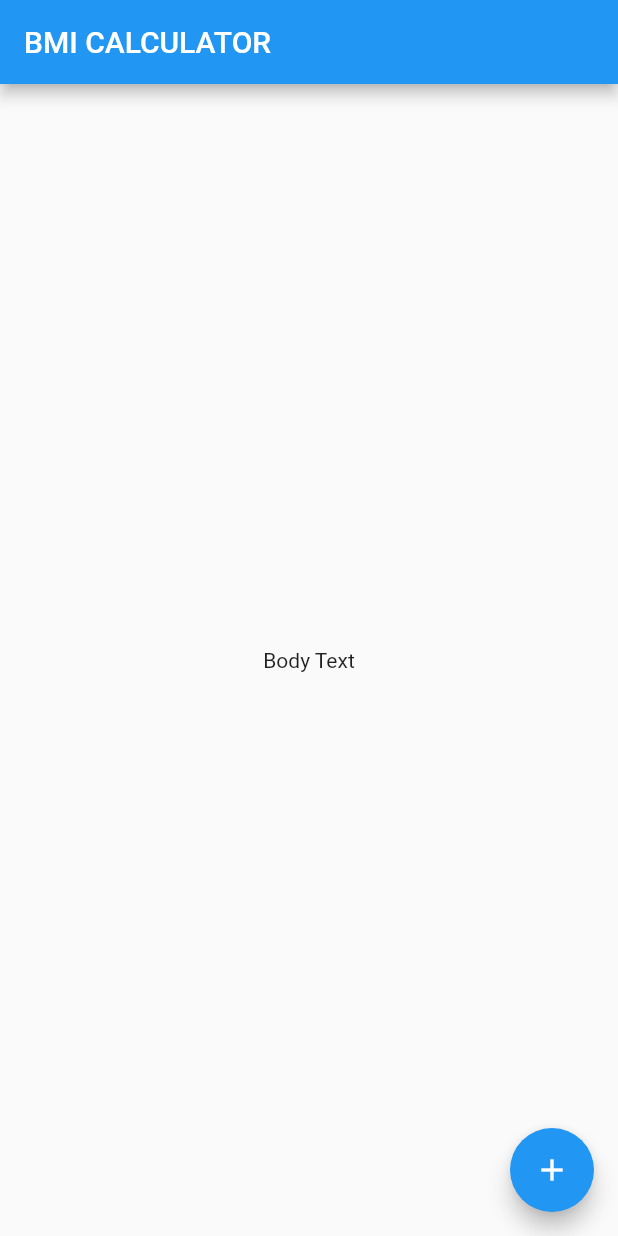
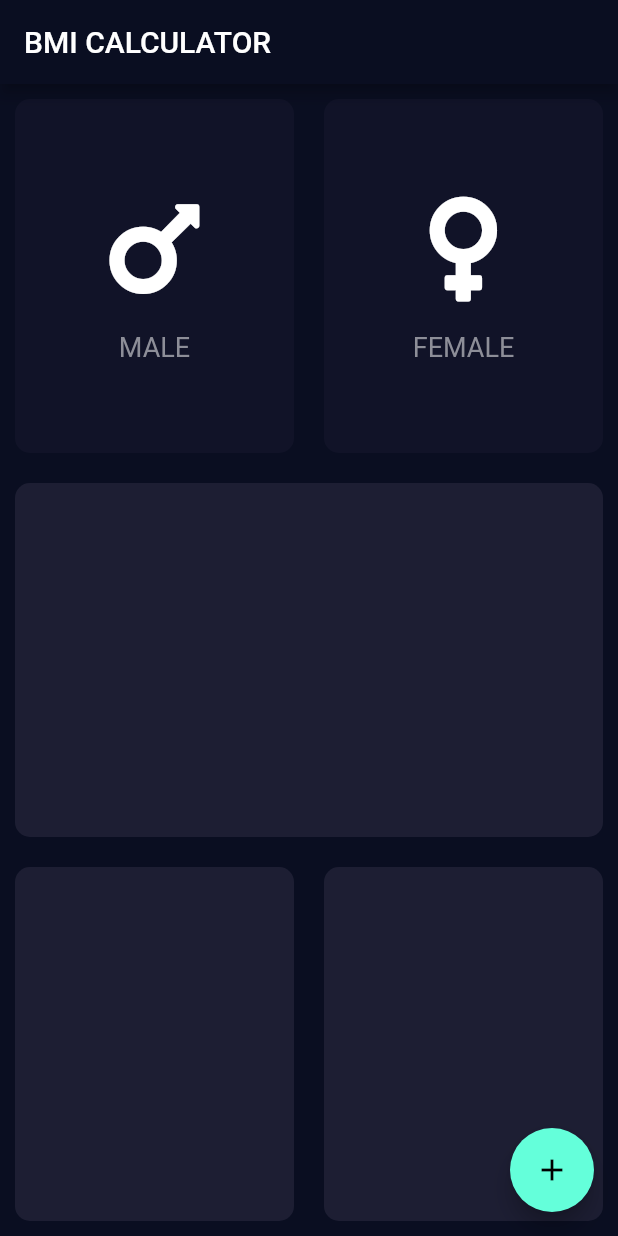
Before and after one commit to nabilgouri/BMI-application-calculator, a Flutter app: the screen it shows after launch, on a phone screen of 412 x 824 dp. Run offline on Flutter 3.47's test engine with Material 2 defaults, Android fonts, the phone set to English and light mode, and no system bars; our stand-ins replace font_awesome_flutter.

Commit message:
did some code refactor

```diff
--- /dev/null
+++ b/lib/custom_widgets.dart
@@ -0,0 +1,50 @@
+import 'package:flutter/material.dart';
+
+class container_child_reusable extends StatelessWidget {
+  container_child_reusable({@required this.text, @required this.icon});
+  final List<Widget> list_wid = [];
+  final String text;
+  final IconData icon;
+  final Color inactiveclr = Color(0xFF111328);
+
+  @override
+  Widget build(BuildContext context) {
+    return Column(
+      mainAxisAlignment: MainAxisAlignment.center,
+      children: [
+        Icon(
+          icon,
+          size: 80.0,
+        ),
+        SizedBox(
+          height: 15.0,
+        ),
+        Text(
+          text,
+          style: TextStyle(
+            color: Color(0xFF8D8E98),
+            fontSize: 18,
+          ),
+        )
+      ],
+    );
+  }
+}
+
+class custom_container extends StatelessWidget {
+  custom_container({@required this.clr, this.child_cont});
+  final Color clr;
+
+  final Widget child_cont;
+  @override
+  Widget build(BuildContext context) {
+    return Container(
+      child: child_cont,
+      margin: EdgeInsets.all(10.0),
+      decoration: BoxDecoration(
+        color: clr,
+        borderRadius: BorderRadius.circular(10),
+      ),
+    );
+  }
+}
--- /dev/null
+++ b/lib/inputPage.dart
@@ -0,0 +1,90 @@
+import 'package:flutter/material.dart';
+import 'package:font_awesome_flutter/font_awesome_flutter.dart';
+import 'custom_widgets.dart';
+
+const activeCardColor = Color(0xFF1D1E33);
+const inactiveclr = Color(0xFF111328);
+const bottom_button = Color(0xFFEB1555);
+enum Gender { male, female }
+
+class InputPage extends StatefulWidget {
+  var currentSliderValue = 20;
+
+  @override
+  _InputPageState createState() => _InputPageState();
+}
+
+class _InputPageState extends State<InputPage> {
+  Gender selected_gender;
+
+  @override
+  Widget build(BuildContext context) {
+    return Scaffold(
+      appBar: AppBar(
+        title: Text('BMI CALCULATOR'),
+      ),
+      body: Column(
+        children: [
+          Expanded(
+            child: Row(
+              children: [
+                Expanded(
+                  child: GestureDetector(
+                    onTap: () {
+                      setState(() {
+                        selected_gender = Gender.male;
+                      });
+                    },
+                    child: custom_container(
+                      clr: selected_gender == Gender.male
+                          ? activeCardColor
+                          : inactiveclr,
+                      child_cont: container_child_reusable(
+                          icon: FontAwesomeIcons.mars, text: 'MALE'),
+                    ),
+                  ),
+                ),
+                Expanded(
+                  child: GestureDetector(
+                    onTap: () {
+                      setState(() {
+                        selected_gender = Gender.female;
+                      });
+                    },
+                    child: custom_container(
+                      clr: selected_gender == Gender.female
+                          ? activeCardColor
+                          : inactiveclr,
+                      child_cont: container_child_reusable(
+                        icon: FontAwesomeIcons.venus,
+                        text: 'FEMALE',
+                      ),
+                    ),
+                  ),
+                )
+              ],
+            ),
+          ),
+          Expanded(
+            child: custom_container(clr: Color(0xFF1D1E33)),
+          ),
+          Expanded(
+            child: Row(
+              children: [
+                Expanded(
+                  child: custom_container(clr: Color(0xFF1D1E33)),
+                ),
+                Expanded(
+                  child: custom_container(clr: Color(0xFF1D1E33)),
+                )
+              ],
+            ),
+          ),
+        ],
+      ),
+      floatingActionButton: FloatingActionButton(
+        child: Icon(Icons.add),
+      ),
+    );
+  }
+}
--- a/lib/main.dart
+++ b/lib/main.dart
@@ -1,4 +1,5 @@
 import 'package:flutter/material.dart';
+import 'inputPage.dart';
 
 void main() => runApp(BMICalculator());
 
@@ -6,29 +7,11 @@ class BMICalculator extends StatelessWidget {
   @override
   Widget build(BuildContext context) {
     return MaterialApp(
+      theme: ThemeData.dark().copyWith(
+        primaryColor: Color(0xFF0A0E21),
+        scaffoldBackgroundColor: Color(0xFF0A0E21),
+      ),
       home: InputPage(),
     );
   }
 }
-
-class InputPage extends StatefulWidget {
-  @override
-  _InputPageState createState() => _InputPageState();
-}
-
-class _InputPageState extends State<InputPage> {
-  @override
-  Widget build(BuildContext context) {
-    return Scaffold(
-      appBar: AppBar(
-        title: Text('BMI CALCULATOR'),
-      ),
-      body: Center(
-        child: Text('Body Text'),
-      ),
-      floatingActionButton: FloatingActionButton(
-        child: Icon(Icons.add),
-      ),
-    );
-  }
-}
--- a/pubspec.yaml
+++ b/pubspec.yaml
@@ -11,6 +11,7 @@ dependencies:
     sdk: flutter
 
   cupertino_icons: ^0.1.2
+  font_awesome_flutter: ^9.1.0
 
 dev_dependencies:
   flutter_test:
```
